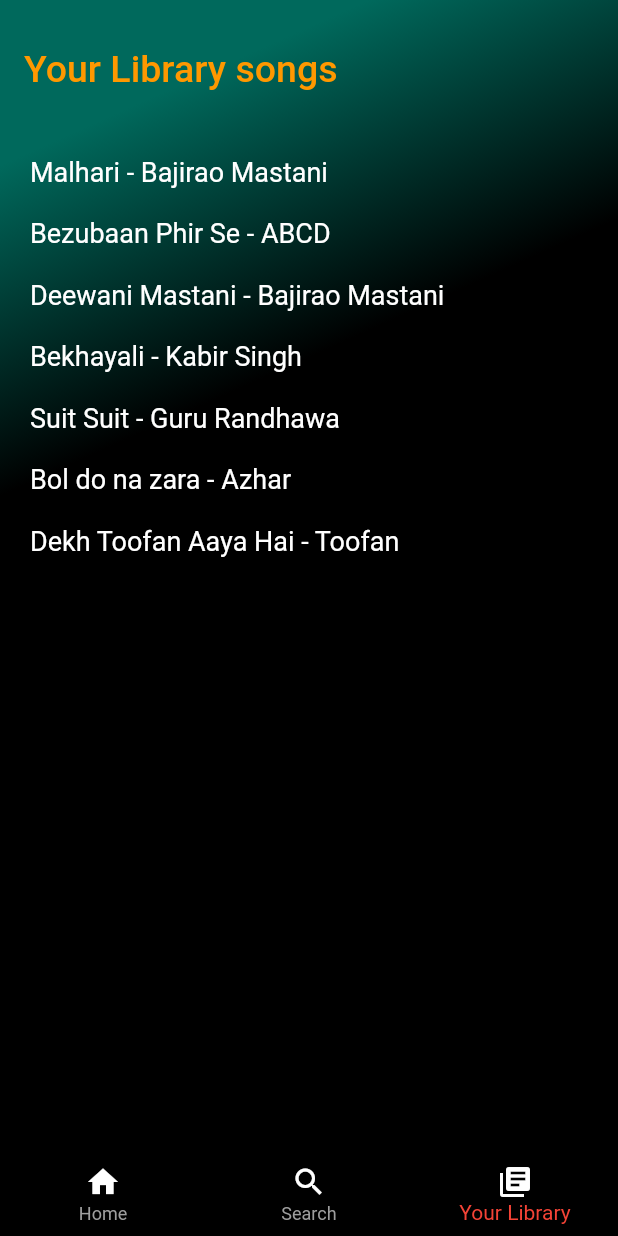
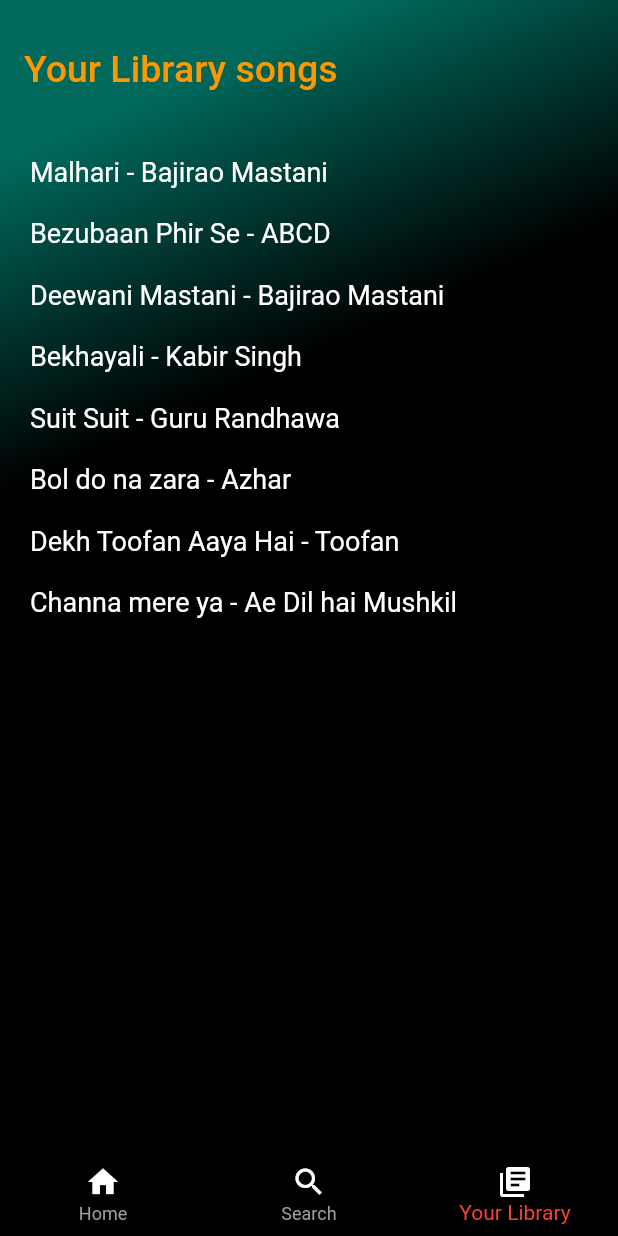
Before and after one commit to somtripathi1/mad_lab, a Flutter app: the screen it shows after launch, item 3 of the bottom bar chosen, on a phone screen of 412 x 824 dp. Run offline on Flutter 3.47's test engine with Material 2 defaults, Android fonts, the phone set to English and light mode, and no system bars; our stand-ins replace audioplayers, file_picker; network calls fail.

Commit message:
new screen

```diff
--- a/lib/models/category.dart
+++ b/lib/models/category.dart
@@ -1,5 +1,6 @@
 class Category {
   String name;
   String imageURL;
-  Category(this.name, this.imageURL);
+  String audioURL;
+  Category(this.name, this.imageURL, this.audioURL);
 }
--- a/lib/screens/app.dart
+++ b/lib/screens/app.dart
@@ -1,3 +1,4 @@
+import 'package:audio_music_player/models/category.dart';
 import 'package:audio_music_player/models/music.dart';
 import 'package:audio_music_player/screens/home.dart';
 import 'package:audio_music_player/screens/search.dart';
@@ -17,6 +18,7 @@ class _MyAppState extends State<MyApp> {
   int currentTabIndex = 0;
   bool isPlaying = false;
   Music? music;
+  Category? category;
   AudioPlayer _audioPlayer = new AudioPlayer();
 
   Widget miniplayer(Music? music, {bool stop = false}) {
@@ -62,17 +64,67 @@ class _MyAppState extends State<MyApp> {
     );
   }
 
+  Widget miniplayer_grid(Category? category, {bool stop = false}) {
+    this.category = category;
+    if (category == null) {
+      return SizedBox();
+    }
+    if (stop) {
+      isPlaying = false;
+      _audioPlayer.stop();
+    }
+    setState(() {});
+
+    Size deviceSize = MediaQuery.of(context).size;
+    return AnimatedContainer(
+      duration: const Duration(milliseconds: 500),
+      color: Colors.blue,
+      width: deviceSize.width / 1.3,
+      height: 50,
+      child: Expanded(
+        child: Row(
+          mainAxisAlignment: MainAxisAlignment.spaceBetween,
+          children: [
+            Image.network(category.imageURL, fit: BoxFit.scaleDown),
+            Text(
+              category.name,
+              style: TextStyle(color: Colors.white, fontSize: 20),
+            ),
+            IconButton(
+                onPressed: () async {
+                  isPlaying = !isPlaying;
+                  if (isPlaying) {
+                    await _audioPlayer.play(category.audioURL);
+                  } else {
+                    await _audioPlayer.pause();
+                  }
+                  setState(() {});
+                },
+                icon: isPlaying
+                    ? Icon(Icons.pause, color: Colors.white)
+                    : Icon(Icons.play_arrow, color: Colors.white))
+          ],
+        ),
+      ),
+    );
+  }
+
   @override
   initState() {
     super.initState();
-    Tabs = [home(miniplayer), search(), yourlibrary()];
+    Tabs = [home(miniplayer, miniplayer_grid), search(), yourlibrary()];
   }
 
   @override
   Widget build(BuildContext context) {
     return SafeArea(
       child: Scaffold(
-        body: Tabs[currentTabIndex],
+        body: Stack(
+          children: [
+            Tabs[currentTabIndex],
+            miniplayer_grid(category),
+          ],
+        ),
         backgroundColor: Colors.black,
         bottomNavigationBar: Column(
           mainAxisSize: MainAxisSize.min,
--- a/lib/screens/yourlibrary.dart
+++ b/lib/screens/yourlibrary.dart
@@ -1,6 +1,11 @@
+import 'dart:io';
+
 import 'package:audio_music_player/models/music.dart';
 import 'package:audio_music_player/services/music_operations.dart';
+import 'package:audioplayers/audioplayers.dart';
+import 'package:file_picker/file_picker.dart';
 import 'package:flutter/material.dart';
+import 'package:path_provider/path_provider.dart';
 
 class yourlibrary extends StatefulWidget {
   const yourlibrary({Key? key}) : super(key: key);
@@ -10,7 +15,16 @@ class yourlibrary extends StatefulWidget {
 }
 
 class _yourlibraryState extends State<yourlibrary> {
+  late AudioCache audioCache;
+  late AudioPlayer audioPlayer;
+
   @override
+  void initState() {
+    // TODO: implement initState
+    super.initState();
+    audioPlayer = AudioPlayer();
+  }
+
   @override
   Widget build(BuildContext context) {
     return SingleChildScrollView(
@@ -23,7 +37,10 @@ class _yourlibraryState extends State<yourlibrary> {
                   end: Alignment.bottomRight,
                   stops: [0.1, 0.3])),
           child: Column(
-            children: [Appbarlibrary(), list()],
+            children: [
+              Appbarlibrary(), list()
+              //  showfile(),
+            ],
           ),
         ),
       ),
@@ -77,4 +94,44 @@ class _yourlibraryState extends State<yourlibrary> {
           ),
         ));
   }
+
+  Future<File> saveFilePermanently(PlatformFile file) async {
+    final appStorage = await getApplicationDocumentsDirectory();
+    final newFile = File('${appStorage.path}/${file.name}');
+    return File(file.path!).copy(newFile.path);
+  }
+
+  buttonforfile() {
+    return ElevatedButton(
+        child: Text("pick a file "),
+        onPressed: () async {
+          /*final result = await FilePicker.platform.pickFiles(
+              allowMultiple: true,
+              type: FileType.custom,
+              allowedExtensions: ['mp3']);
+          if (result == null) {
+            return;
+          }
+*/
+/*
+          final fileplay = File(result.files.single.path!);
+          audioPlayer.setUrl(fileplay.path, isLocal: true);
+
+          //open single file
+          final file = result.files.first;
+
+          //openFiles(result.files);
+          print('name  ${file.name}');
+          print('Bytes  ${file.bytes}');
+          print('size  ${file.size}');
+          print('Extension  ${file.extension}');
+          print('path  ${file.path}');
+          final newFile = await saveFilePermanently(file);
+          // button(file);
+          print('from path  ${file.path}');
+          print('To path  ${newFile.path}');
+*/
+          //audioPlayer.play('${newFile.path}');
+        });
+  }
 }
--- a/lib/services/music_operations.dart
+++ b/lib/services/music_operations.dart
@@ -42,6 +42,11 @@ class MusicOperations {
           'https://c.ndtvimg.com/2021-03/6kl5pk58_farhans-toofan_625x300_10_March_21.jpg',
           'Dekh Toofan Aaya Hai',
           'https://audio-ssl.itunes.apple.com/itunes-assets/AudioPreview125/v4/2e/e2/7d/2ee27d35-5e1e-0fd0-42ea-359b5256403e/mzaf_9335390342361255150.plus.aac.p.m4a'),
+      Music(
+          'Ae Dil hai Mushkil',
+          'https://c-cl.cdn.smule.com/rs-s56/arr/3f/3d/df91a6b9-4384-4294-92c1-e1d684b515ec.jpg',
+          'Channa mere ya',
+          'https://audio-ssl.itunes.apple.com/itunes-assets/AudioPreview113/v4/5c/c2/c9/5cc2c932-e065-e99d-8721-e0eac4e31872/mzaf_17529033236526534532.plus.aac.p.m4a')
 
 //itunes
 /*
--- a/pubspec.yaml
+++ b/pubspec.yaml
@@ -36,6 +36,10 @@ dependencies:
   # Use with the CupertinoIcons class for iOS style icons.
   cupertino_icons: ^1.0.2
   audioplayers: ^0.20.1
+  file_manager: ^1.0.2
+  file_picker: ^5.2.10
+  open_file: ^2.1.1
+  path_provider: ^2.0.14
 
 
 dev_dependencies:
```
Also changed, not shown: lib/screens/FilesPage.dart (added, +45 -0 lines), lib/screens/Screen2.dart (added, +72 -0 lines), lib/screens/home.dart (+35 -22 lines), lib/screens/home_new.dart (added, +101 -0 lines), lib/services/category-operations.dart (+8 -3 lines), pubspec.lock, 1 other file.
